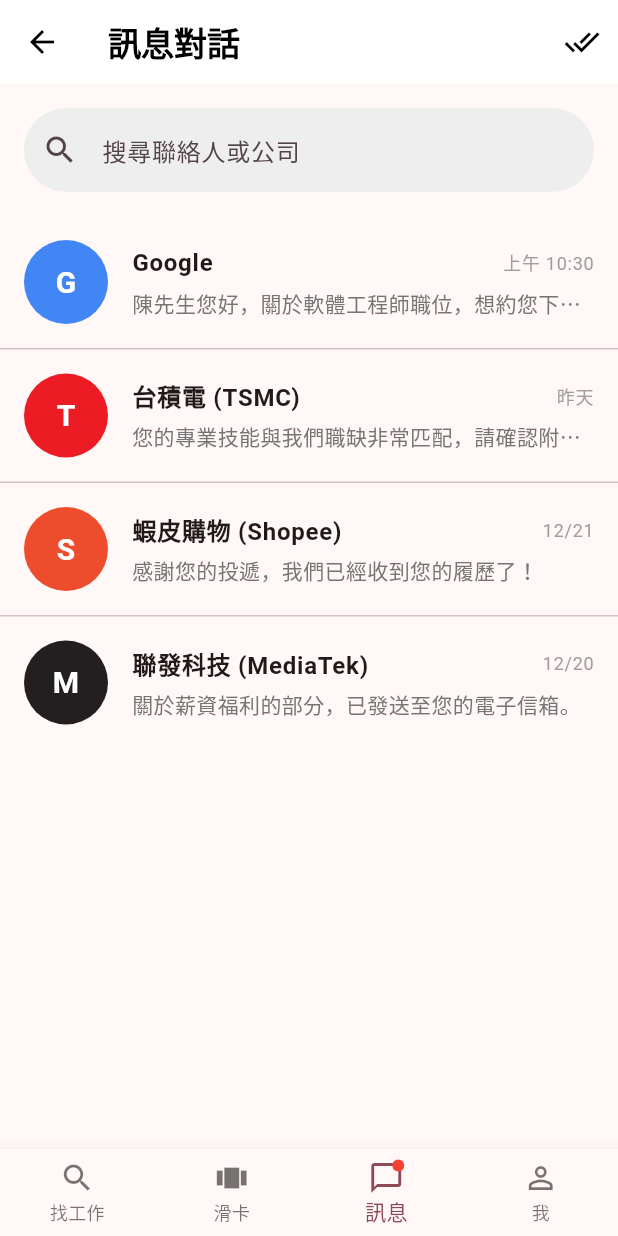
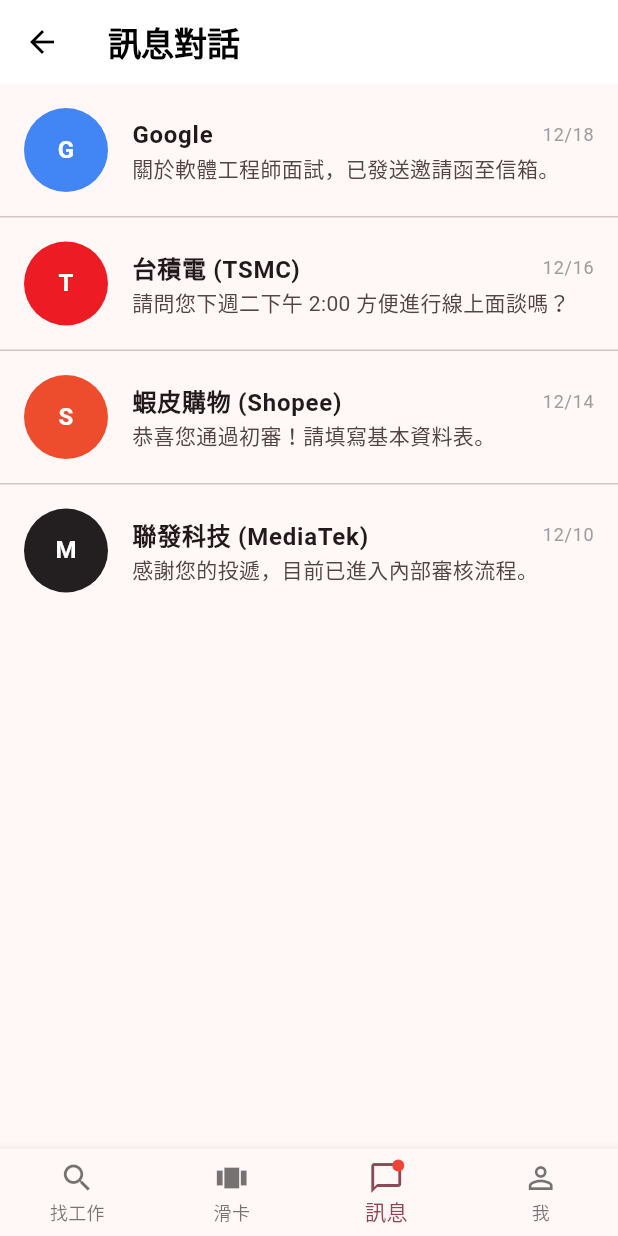
Before and after one commit to amare0530/jobtruth_frontend_flutter, a Flutter app: the MessagePage screen opened by its route, on a phone screen of 412 x 824 dp. Run offline on Flutter 3.47's test engine with Material 3 defaults, Android fonts, the phone set to English and light mode, and no system bars; our stand-ins replace shared_preferences; accounts and stored records are empty; network calls fail.

Commit message:
聊天室頁面修改

```diff
--- a/lib/models/job.dart
+++ b/lib/models/job.dart
@@ -27,7 +27,6 @@
   }
 }
 
-// 🔹 擴充至 50 筆真實感職缺
 final List<Job> allJobs = [
   // 科技/軟體業
   Job(id: "1", title: "AI 模型訓練實習生", company: "Google Taiwan", location: "台北市", description: "協助 LLM 繁體中文語料清洗與模型評估。"),
@@ -62,14 +61,13 @@
   Job(id: "24", title: "影音剪輯實習生", company: "Vogue Taiwan", location: "台北市", description: "負責時尚活動短片剪輯與社群限時動態設計。"),
   Job(id: "25", title: "產品管理(PM)助理", company: "PChome", location: "台北市", description: "撰寫產品功能需求規格書 (PRD) 與跨部門溝通。"),
 
-  // 更多新創與其他
+
   Job(id: "26", title: "Python 爬蟲實習生", company: "關鍵評論網", location: "台北市", description: "自動化抓取各類媒體新聞並進行關鍵字輿情分析。"),
   Job(id: "27", title: "產品設計助理", company: "Gogoro", location: "桃園市", description: "參與智慧電池交換站操作介面優化設計。"),
   Job(id: "28", title: "iOS 開發實習生", company: "17Live", location: "台北市", description: "協助直播軟體新功能開發與 Bug 修補。"),
   Job(id: "29", title: "大數據分析實習生", company: "Vpon 威朋", location: "台北市", description: "處理跨國行動數據並產出視覺化商業洞察報告。"),
   Job(id: "30", title: "App 安全測試助理", company: "奧義智慧", location: "台北市", description: "針對移動裝置進行滲透測試與安全漏洞回報。"),
 
-  // 繼續填充至 50 筆
   Job(id: "31", title: "HR 招募實習生", company: "LinkedIn Taiwan", location: "台北市", description: "協助篩選履歷與安排面試流程，優化求職者體驗。"),
   Job(id: "32", title: "自動化腳本開發", company: "研華科技", location: "台北市", description: "為工業電腦產線設計自動化測試腳本。"),
   Job(id: "33", title: "行銷數據工程師助理", company: "Appier", location: "台北市", description: "利用 AI 技術協助企業進行精準行銷數據處理。"),
--- a/lib/pages/message_page.dart
+++ b/lib/pages/message_page.dart
@@ -1,36 +1,36 @@
 import 'package:flutter/material.dart';
 import '../widgets/bottom_nav.dart';
+import 'chat_detail_page.dart'; // 🚀 記得引用剛寫好的頁面
 
 class MessagePage extends StatelessWidget {
   const MessagePage({super.key});
 
-  // 模擬一些真實的對話資料
   final List<Map<String, String>> chatList = const [
     {
       "company": "Google",
-      "lastMsg": "陳先生您好，關於軟體工程師職位，想約您下週二面試...",
-      "time": "上午 10:30",
+      "lastMsg": "關於軟體工程師面試，已發送邀請函至信箱。",
+      "time": "12/18",
       "logoText": "G",
-      "color": "4285F4" // Google Blue
+      "color": "4285F4"
     },
     {
       "company": "台積電 (TSMC)",
-      "lastMsg": "您的專業技能與我們職缺非常匹配，請確認附件...",
-      "time": "昨天",
+      "lastMsg": "請問您下週二下午 2:00 方便進行線上面談嗎？",
+      "time": "12/16",
       "logoText": "T",
-      "color": "ED1C24" // TSMC Red
+      "color": "ED1C24"
     },
     {
       "company": "蝦皮購物 (Shopee)",
-      "lastMsg": "感謝您的投遞，我們已經收到您的履歷了！",
-      "time": "12/21",
+      "lastMsg": "恭喜您通過初審！請填寫基本資料表。",
+      "time": "12/14",
       "logoText": "S",
-      "color": "EE4D2D" // Shopee Orange
+      "color": "EE4D2D"
     },
     {
       "company": "聯發科技 (MediaTek)",
-      "lastMsg": "關於薪資福利的部分，已發送至您的電子信箱。",
-      "time": "12/20",
+      "lastMsg": "感謝您的投遞，目前已進入內部審核流程。",
+      "time": "12/10",
       "logoText": "M",
       "color": "231F20"
     },
@@ -44,32 +44,8 @@
         backgroundColor: Colors.white,
         foregroundColor: Colors.black,
         elevation: 0,
-        actions: [
-          IconButton(icon: const Icon(Icons.done_all), onPressed: () {}),
-        ],
       ),
-      body: Column(
-        children: [
-          // 頂部搜尋欄
-          Padding(
-            padding: const EdgeInsets.all(16.0),
-            child: TextField(
-              decoration: InputDecoration(
-                hintText: "搜尋聯絡人或公司",
-                prefixIcon: const Icon(Icons.search),
-                filled: true,
-                fillColor: Colors.grey[200],
-                border: OutlineInputBorder(
-                  borderRadius: BorderRadius.circular(30),
-                  borderSide: BorderSide.none,
-                ),
-              ),
-            ),
-          ),
-
-          // 訊息列表
-          Expanded(
-            child: ListView.separated(
+      body: ListView.separated(
         itemCount: chatList.length,
         separatorBuilder: (context, index) => const Divider(height: 1),
         itemBuilder: (context, index) {
@@ -81,40 +57,29 @@
             leading: CircleAvatar(
               radius: 28,
               backgroundColor: avatarColor,
-                    child: Text(
-                      chat['logoText']!,
-                      style: const TextStyle(color: Colors.white, fontWeight: FontWeight.bold, fontSize: 20),
-                    ),
+              child: Text(chat['logoText']!, style: const TextStyle(color: Colors.white, fontWeight: FontWeight.bold)),
             ),
             title: Row(
               mainAxisAlignment: MainAxisAlignment.spaceBetween,
               children: [
-                      Text(chat['company']!, style: const TextStyle(fontWeight: FontWeight.bold, fontSize: 16)),
+                Text(chat['company']!, style: const TextStyle(fontWeight: FontWeight.bold)),
                 Text(chat['time']!, style: const TextStyle(color: Colors.grey, fontSize: 12)),
               ],
             ),
-                  subtitle: Padding(
-                    padding: const EdgeInsets.only(top: 4.0),
-                    child: Text(
-                      chat['lastMsg']!,
-                      maxLines: 1,
-                      overflow: TextOverflow.ellipsis,
-                      style: TextStyle(color: Colors.grey[600]),
+            subtitle: Text(chat['lastMsg']!, maxLines: 1, overflow: TextOverflow.ellipsis),
+            onTap: () {
+              // 🚀 點擊後跳轉到聊天室
+              Navigator.push(
+                context,
+                MaterialPageRoute(
+                  builder: (context) => ChatDetailPage(companyName: chat['company']!),
                 ),
-                  ),
-                  onTap: () {
-                    // Demo 時可以點擊進入空對話框或顯示提示
-                    ScaffoldMessenger.of(context).showSnackBar(
-                      SnackBar(content: Text("正在進入與 ${chat['company']} 的對話...")),
               );
             },
           );
         },
       ),
-          ),
-        ],
-      ),
-      bottomNavigationBar: const BottomNav(selectedIndex: 2), // 訊息頁在第 3 個 Tab (index 2)
+      bottomNavigationBar: const BottomNav(selectedIndex: 2),
     );
   }
 }
```
Also changed, not shown: lib/pages/chat_detail_page.dart (added, +71 -0 lines). Lines whose indentation alone changed are shown as unchanged.
